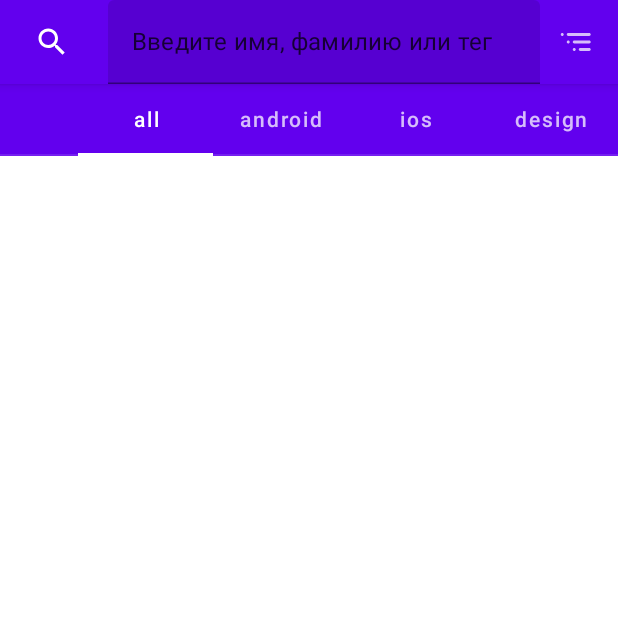
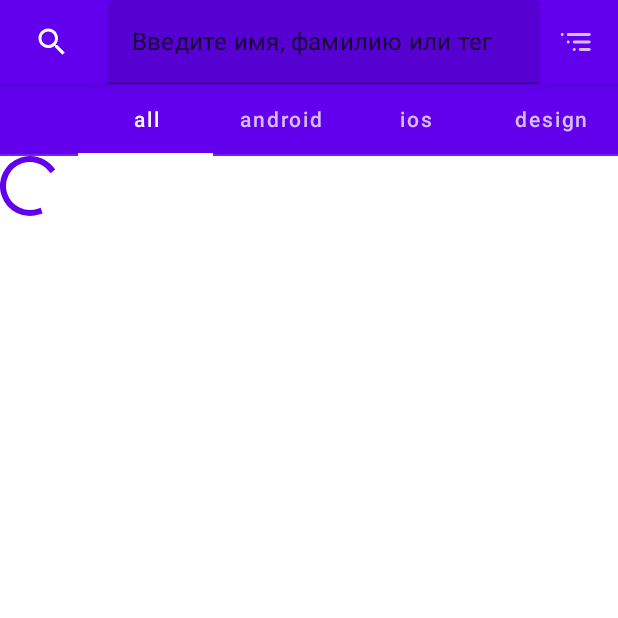
Before and after one commit to zdezak/Coder, an Android app built with Jetpack Compose: the screen it shows after launch (MainActivity), on a phone screen of 412 x 824 dp, the top half of it. Run offline under Robolectric (Android 15) with nearby library versions, the phone set to English and light mode, and no system bars; our stand-ins replace Dagger/Hilt's generated code, Room's generated code.

Commit message:
add Loading data

```diff
--- a/app/src/main/java/com/zdez/coder/feature_user_list/data/data_source/network/RemoteData.kt
+++ b/app/src/main/java/com/zdez/coder/feature_user_list/data/data_source/network/RemoteData.kt
@@ -6,6 +6,6 @@ import javax.inject.Inject
 
 class RemoteData @Inject constructor(private val apiService: ApiService) {
 
-    suspend fun getUser(): Response<NetworkResponse> = apiService.getUsers()
+    fun getUser(): Response<NetworkResponse> = apiService.getUsers()
 
 }
--- /dev/null
+++ b/app/src/main/java/com/zdez/coder/feature_user_list/domain/model/UsersData.kt
@@ -0,0 +1,11 @@
+package com.zdez.coder.feature_user_list.domain.model
+
+data class UsersData(
+    var loading: Boolean = true,
+    var data: List<User>,
+    var error: ErrorUserData? = null,
+) {
+    sealed class ErrorUserData {
+        object NetworkError : ErrorUserData()
+    }
+}
--- a/app/src/main/java/com/zdez/coder/feature_user_list/domain/repository/Repository.kt
+++ b/app/src/main/java/com/zdez/coder/feature_user_list/domain/repository/Repository.kt
@@ -1,10 +1,11 @@
 package com.zdez.coder.feature_user_list.domain.repository
 
 import com.zdez.coder.feature_user_list.domain.model.User
+import com.zdez.coder.feature_user_list.domain.model.UsersData
 
 interface Repository {
 
-    suspend fun addUsers(): List<User>
+    suspend fun addUsers(): UsersData
 
     suspend fun clearDatabase()
 
--- a/app/src/main/java/com/zdez/coder/feature_user_list/presentation/loading/LoadingScreen.kt
+++ b/app/src/main/java/com/zdez/coder/feature_user_list/presentation/loading/LoadingScreen.kt
@@ -1,108 +1,41 @@
 package com.zdez.coder.feature_user_list.presentation.loading
 
-import androidx.compose.foundation.Image
-import androidx.compose.foundation.layout.*
-import androidx.compose.material.*
-import androidx.compose.material.icons.Icons
-import androidx.compose.material.icons.filled.Search
-import androidx.compose.material.icons.filled.Warning
-import androidx.compose.runtime.*
-import androidx.compose.ui.Alignment
+import androidx.compose.foundation.layout.Arrangement
+import androidx.compose.foundation.layout.Column
+import androidx.compose.foundation.layout.fillMaxHeight
+import androidx.compose.material.CircularProgressIndicator
+import androidx.compose.material.Scaffold
+import androidx.compose.runtime.Composable
 import androidx.compose.ui.Modifier
-import androidx.compose.ui.res.painterResource
-import androidx.compose.ui.res.stringResource
 import androidx.hilt.navigation.compose.hiltViewModel
 import androidx.navigation.NavController
-import com.zdez.coder.R
+import com.zdez.coder.feature_user_list.domain.model.UsersData
+import com.zdez.coder.feature_user_list.presentation.loading.components.ErrorScreen
+import com.zdez.coder.feature_user_list.presentation.loading.components.LoadingTabsRow
+import com.zdez.coder.feature_user_list.presentation.loading.components.LoadingTopAppBar
 import com.zdez.coder.feature_user_list.presentation.util.Screen
-import com.zdez.coder.feature_user_list.presentation.util.Tabs
 
 @Composable
 fun LoadingScreen(navController: NavController, viewModel: LoadingViewModel = hiltViewModel()) {
-    val expanded = remember { mutableStateOf(false) }
-    var textForSearch by remember { mutableStateOf("") }
-    val selectedTabIndex = remember { mutableStateOf(0) }
 
     Scaffold(topBar = {
-        TopAppBar(
-            title = {
-                TextField(
-                    value = textForSearch,
-                    onValueChange = { textForSearch = it },
-                    modifier = Modifier.fillMaxWidth(1f),
-                    placeholder = { Text(text = stringResource(R.string.discription_searchfield)) }
-                )
-            },
-            navigationIcon = {
-                Icon(
-                    Icons.Filled.Search,
-                    contentDescription = stringResource(R.string.search_textfield),
-                    modifier = Modifier
-                        .wrapContentSize(Alignment.TopStart)
-                        .fillMaxWidth(0.90f))
-            },
-            actions = {
-                Box(modifier = Modifier.wrapContentSize(Alignment.TopEnd)) {
-                    IconButton(onClick = { expanded.value = true }) {
-                        Icon(painterResource(id = R.drawable.ic_search_icon),
-                            contentDescription = stringResource(R.string.sorting)
-                        )
-                    }
-                    DropdownMenu(expanded = expanded.value,
-                        onDismissRequest = { expanded.value = false }) {
-                        DropdownMenuItem(onClick = {
-                            expanded.value = false
-                        }) {
-                            Text(text = stringResource(R.string.sorting_by_alphabet))
-                        }
-                        DropdownMenuItem(onClick = {
-                            expanded.value = false
-
-                        }) {
-                            Text(text = stringResource(R.string.sotring_by_birthday))
-                        }
-                    }
-                }
-            }
-        )
+        LoadingTopAppBar()
     }
     ) {
-        Column(verticalArrangement = Arrangement.Top,
+        Column(
+            verticalArrangement = Arrangement.Top,
             modifier = Modifier
                 .fillMaxHeight()
         ) {
-            ScrollableTabRow(selectedTabIndex = selectedTabIndex.value) {
-                Tabs.listTabs.forEachIndexed { index, tab ->
-                    Tab(
-                        selected = index == selectedTabIndex.value,
-                        onClick = { selectedTabIndex.value = index },
-                        text = { Text(text = tab) }
-                    )
-                }
-            }
-            when (viewModel.users.error) {
+            LoadingTabsRow(0)
+            when (viewModel.users.value.error) {
                 UsersData.ErrorUserData.NetworkError -> ErrorScreen(viewModel)
-                else -> if (!viewModel.users.loading) {
+                else -> if (viewModel.users.value.loading) {
+                    CircularProgressIndicator()
+                } else {
                     navController.navigate(Screen.Users.route)
                 }
             }
         }
     }
 }
-
-@Composable
-fun ErrorScreen(viewModel: LoadingViewModel) {
-    Column(modifier = Modifier.fillMaxSize(),
-        verticalArrangement = Arrangement.Center,
-        horizontalAlignment = Alignment.CenterHorizontally) {
-        Image(Icons.Filled.Warning, contentDescription = stringResource(R.string.warning))
-        Text(text = stringResource(R.string.discription_error))
-        Text(text = stringResource(R.string.promise_to_fix))
-        TextButton(onClick = { viewModel.loadingUsers() },
-            modifier = Modifier
-                .fillMaxWidth()
-                .align(Alignment.CenterHorizontally)) {
-            Text(text = stringResource(R.string.try_again))
-        }
-    }
-}
--- a/app/src/main/java/com/zdez/coder/feature_user_list/presentation/loading/LoadingViewModel.kt
+++ b/app/src/main/java/com/zdez/coder/feature_user_list/presentation/loading/LoadingViewModel.kt
@@ -1,8 +1,9 @@
 package com.zdez.coder.feature_user_list.presentation.loading
 
+import androidx.compose.runtime.mutableStateOf
 import androidx.lifecycle.ViewModel
 import androidx.lifecycle.viewModelScope
-import com.zdez.coder.feature_user_list.domain.model.User
+import com.zdez.coder.feature_user_list.domain.model.UsersData
 import com.zdez.coder.feature_user_list.domain.repository.Repository
 import dagger.hilt.android.lifecycle.HiltViewModel
 import kotlinx.coroutines.launch
@@ -11,21 +12,11 @@ import javax.inject.Inject
 @HiltViewModel
 class LoadingViewModel @Inject constructor(val repository: Repository) : ViewModel() {
 
-    val users: UsersData = UsersData(loading = true, data = listOf(),error = null)
+    var users = mutableStateOf(UsersData(loading = true, data = listOf(), error = null))
     fun loadingUsers() {
         viewModelScope.launch {
-           users.data =  repository.addUsers()
+            users.value = repository.addUsers()
         }
     }
 
 }
-
-data class UsersData(
-    var loading: Boolean,
-    var data: List<User>,
-    var error: ErrorUserData?,
-) {
-    sealed class ErrorUserData() {
-        object NetworkError : ErrorUserData()
-    }
-}
--- /dev/null
+++ b/app/src/main/java/com/zdez/coder/feature_user_list/presentation/loading/components/LoadingTabsRow.kt
@@ -0,0 +1,23 @@
+package com.zdez.coder.feature_user_list.presentation.loading.components
+
+import androidx.compose.material.ScrollableTabRow
+import androidx.compose.material.Tab
+import androidx.compose.material.Text
+import androidx.compose.runtime.Composable
+import androidx.compose.runtime.mutableStateOf
+import androidx.compose.runtime.remember
+import com.zdez.coder.feature_user_list.presentation.util.Tabs
+
+@Composable
+fun LoadingTabsRow(startIndex: Int) {
+    val selectedTabIndex = remember { mutableStateOf(startIndex) }
+    ScrollableTabRow(selectedTabIndex = selectedTabIndex.value) {
+        Tabs.listTabs.forEachIndexed { index, tab ->
+            Tab(
+                selected = index == selectedTabIndex.value,
+                onClick = { selectedTabIndex.value = index },
+                text = { Text(text = tab) }
+            )
+        }
+    }
+}
--- /dev/null
+++ b/app/src/main/java/com/zdez/coder/feature_user_list/presentation/loading/components/LoadingTopAppBar.kt
@@ -0,0 +1,64 @@
+package com.zdez.coder.feature_user_list.presentation.loading.components
+
+import androidx.compose.foundation.layout.Box
+import androidx.compose.foundation.layout.fillMaxWidth
+import androidx.compose.foundation.layout.wrapContentSize
+import androidx.compose.material.*
+import androidx.compose.material.icons.Icons
+import androidx.compose.material.icons.filled.Search
+import androidx.compose.runtime.*
+import androidx.compose.ui.Alignment
+import androidx.compose.ui.Modifier
+import androidx.compose.ui.res.painterResource
+import androidx.compose.ui.res.stringResource
+import com.zdez.coder.R
+
+@Composable
+fun LoadingTopAppBar() {
+    val expanded = remember { mutableStateOf(false) }
+    var textForSearch by remember { mutableStateOf("") }
+    TopAppBar(
+        title = {
+            TextField(
+                value = textForSearch,
+                onValueChange = { textForSearch = it },
+                readOnly = true,
+                modifier = Modifier.fillMaxWidth(1f),
+                placeholder = { Text(text = stringResource(R.string.discription_searchfield)) }
+            )
+        },
+        navigationIcon = {
+            Icon(
+                Icons.Filled.Search,
+                contentDescription = stringResource(R.string.search_textfield),
+                modifier = Modifier
+                    .wrapContentSize(Alignment.TopStart)
+                    .fillMaxWidth(0.90f)
+            )
+        },
+        actions = {
+            Box(modifier = Modifier.wrapContentSize(Alignment.TopEnd)) {
+                IconButton(onClick = { expanded.value = true }) {
+                    Icon(
+                        painterResource(id = R.drawable.ic_search_icon),
+                        contentDescription = stringResource(R.string.sorting)
+                    )
+                }
+                DropdownMenu(expanded = expanded.value,
+                    onDismissRequest = { expanded.value = false }) {
+                    DropdownMenuItem(onClick = {
+                        expanded.value = false
+                    }) {
+                        Text(text = stringResource(R.string.sorting_by_alphabet))
+                    }
+                    DropdownMenuItem(onClick = {
+                        expanded.value = false
+
+                    }) {
+                        Text(text = stringResource(R.string.sotring_by_birthday))
+                    }
+                }
+            }
+        }
+    )
+}
```
Also changed, not shown: app/src/main/java/com/zdez/coder/feature_user_list/data/repositori/DefaultRepository.kt (+15 -5 lines), app/src/main/java/com/zdez/coder/feature_user_list/presentation/loading/components/ErrorScreen.kt (added, +34 -0 lines), app/src/main/java/com/zdez/coder/feature_user_list/presentation/users/UsersScreen.kt (+7 -25 lines), app/src/main/java/com/zdez/coder/feature_user_list/presentation/users/components/UserItem.kt (added, +47 -0 lines).
